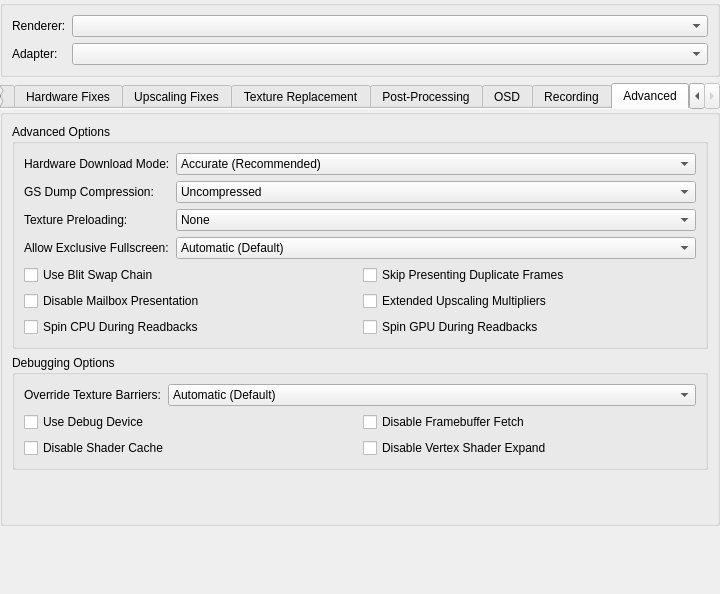
Qt form pcsx2-qt/Settings/GraphicsSettingsWidget.ui (PCSX2/pcsx2) before a commit.
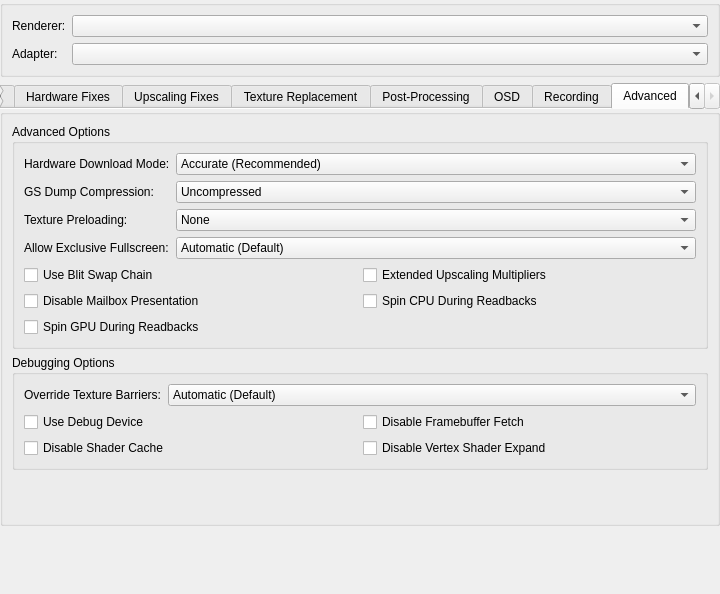
The same form after that commit. The open tabs and pages were chosen to show the change.

Commit message: UI: Move Skip Presenting Duplicate Frames to Emulation Tab

Patch:
```diff
--- a/pcsx2-qt/Settings/GraphicsSettingsWidget.ui
+++ b/pcsx2-qt/Settings/GraphicsSettingsWidget.ui
@@ -2131,6 +2131,13 @@
           </item>
           <item row="10" column="0" colspan="2">
            <layout class="QGridLayout" name="gridLayout_9">
+            <item row="1" column="1">
+             <widget class="QCheckBox" name="extendedUpscales">
+              <property name="text">
+               <string>Extended Upscaling Multipliers</string>
+              </property>
+             </widget>
+            </item>
             <item row="2" column="0">
              <widget class="QCheckBox" name="disableMailboxPresentation">
               <property name="text">
@@ -2145,34 +2152,20 @@
               </property>
              </widget>
             </item>
-            <item row="1" column="1">
-             <widget class="QCheckBox" name="skipPresentingDuplicateFrames">
-              <property name="text">
-               <string>Skip Presenting Duplicate Frames</string>
-              </property>
-             </widget>
-            </item>
             <item row="2" column="1">
-             <widget class="QCheckBox" name="extendedUpscales">
-              <property name="text">
-               <string>Extended Upscaling Multipliers</string>
-              </property>
-             </widget>
-            </item>
-            <item row="3" column="1">
-             <widget class="QCheckBox" name="spinGPUDuringReadbacks">
-              <property name="text">
-               <string>Spin GPU During Readbacks</string>
-              </property>
-             </widget>
-            </item>
-            <item row="3" column="0">
              <widget class="QCheckBox" name="spinCPUDuringReadbacks">
               <property name="text">
                <string>Spin CPU During Readbacks</string>
               </property>
              </widget>
             </item>
+            <item row="3" column="0">
+             <widget class="QCheckBox" name="spinGPUDuringReadbacks">
+              <property name="text">
+               <string>Spin GPU During Readbacks</string>
+              </property>
+             </widget>
+            </item>
            </layout>
           </item>
           <item row="6" column="0">
```
The commit also changes 3 other files.
